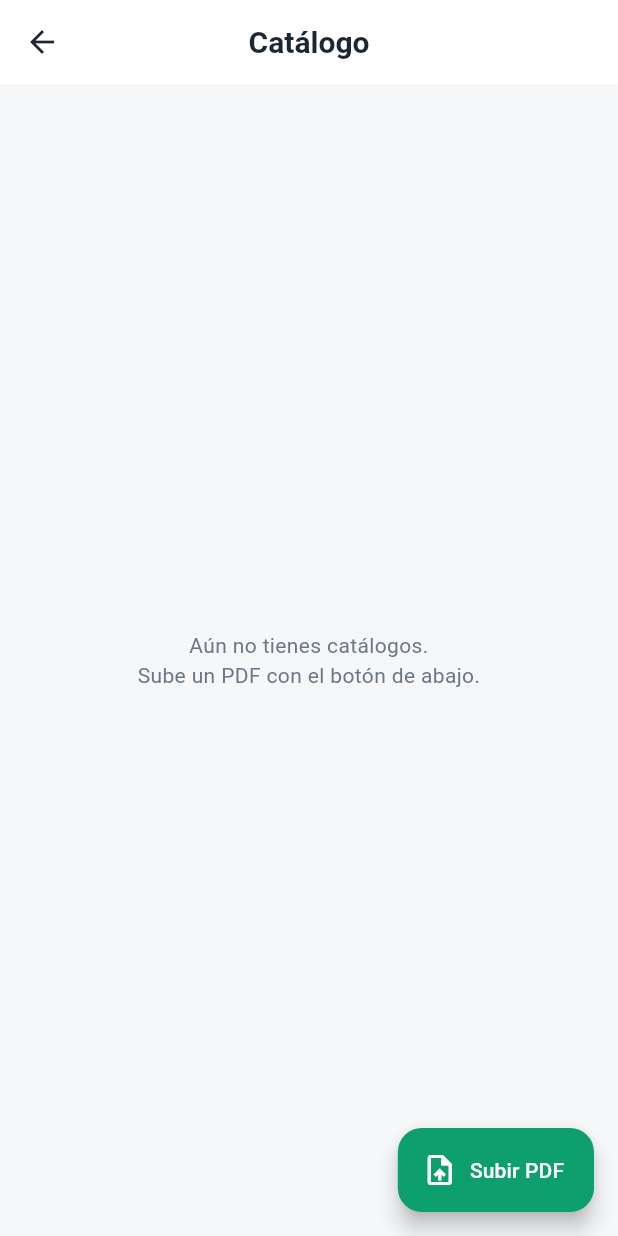
After one commit to sgallon-ux/stocklet, a Flutter app: the PantallaCatalogo screen opened directly, after a tap on "Subir PDF", on a phone screen of 412 x 824 dp. The commit adds this screen. Run offline on Flutter 3.47's test engine with Material 3 defaults, Android fonts, the phone set to English and light mode, and no system bars; our stand-ins replace cloud_firestore, country_picker, file_picker, firebase_auth, firebase_core, firebase_storage and 2 more; missing offline and left inert: currency_picker; accounts and stored records are empty; generated files the repository leaves out were written again.

Commit message:
Diseño de la pantalla de Catálogo y acceso a firebase_storage para subir documentos en catálogo

```diff
--- /dev/null
+++ b/lib/models/catalogo.dart
@@ -0,0 +1,32 @@
+import 'package:cloud_firestore/cloud_firestore.dart';
+
+class Catalogo {
+  String id;
+  String nombre;
+  String url;  // enlace de descarga para abrir el PDF
+  String path; // ruta en Storage, para poder borrarlo
+  DateTime fecha;
+
+  Catalogo({
+    required this.id,
+    required this.nombre,
+    required this.url,
+    required this.path,
+    required this.fecha,
+  });
+
+  Map<String, dynamic> toMap() => {
+        'nombre': nombre,
+        'url': url,
+        'path': path,
+        'fecha': Timestamp.fromDate(fecha),
+      };
+
+  factory Catalogo.fromMap(String id, Map<String, dynamic> map) => Catalogo(
+        id: id,
+        nombre: map['nombre'] as String,
+        url: map['url'] as String,
+        path: (map['path'] as String?) ?? '',
+        fecha: (map['fecha'] as Timestamp).toDate(),
+      );
+}
--- /dev/null
+++ b/lib/pantallas/catalogo.dart
@@ -0,0 +1,200 @@
+import 'package:flutter/material.dart';
+import 'package:provider/provider.dart';
+import 'package:file_picker/file_picker.dart';
+import 'package:url_launcher/url_launcher.dart';
+import '../datos_app.dart';
+import '../models/catalogo.dart';
+import '../tema.dart';
+
+class PantallaCatalogo extends StatefulWidget {
+  const PantallaCatalogo({super.key});
+
+  @override
+  State<PantallaCatalogo> createState() => _PantallaCatalogoState();
+}
+
+class _PantallaCatalogoState extends State<PantallaCatalogo> {
+  bool subiendo = false;
+
+  void _aviso(String t) {
+    if (!mounted) return;
+    ScaffoldMessenger.of(context).showSnackBar(SnackBar(content: Text(t)));
+  }
+
+  Future<String?> _pedirNombre(String sugerido) async {
+    final ctrl = TextEditingController(text: sugerido);
+    final r = await showDialog<String>(
+      context: context,
+      builder: (dc) => AlertDialog(
+        title: const Text('Nombre del catálogo'),
+        content: TextField(
+          controller: ctrl,
+          autofocus: true,
+          textCapitalization: TextCapitalization.sentences,
+          decoration: const InputDecoration(labelText: 'Nombre'),
+        ),
+        actions: [
+          TextButton(
+              onPressed: () => Navigator.pop(dc),
+              child: const Text('Cancelar')),
+          ElevatedButton(
+            onPressed: () {
+              final n = ctrl.text.trim();
+              if (n.isNotEmpty) Navigator.pop(dc, n);
+            },
+            child: const Text('Subir'),
+          ),
+        ],
+      ),
+    );
+    ctrl.dispose();
+    return r;
+  }
+
+  Future<void> _subir() async {
+    final result = await FilePicker.pickFiles(
+      type: FileType.custom,
+      allowedExtensions: ['pdf'],
+      withData: true,
+    );
+    if (result == null || !mounted) return;
+    final archivo = result.files.first;
+    final bytes = archivo.bytes;
+    if (bytes == null) {
+      _aviso('No se pudo leer el archivo.');
+      return;
+    }
+    if (archivo.size > 15 * 1024 * 1024) {
+      _aviso('El archivo supera el límite de 15 MB.');
+      return;
+    }
+    final sugerido =
+        archivo.name.replaceAll('.pdf', '').replaceAll('.PDF', '');
+    final nombre = await _pedirNombre(sugerido);
+    if (nombre == null || !mounted) return;
+
+    setState(() => subiendo = true);
+    try {
+      await context.read<DatosApp>().agregarCatalogo(
+            nombre: nombre,
+            bytes: bytes,
+            nombreArchivo: archivo.name,
+          );
+    } catch (e) {
+      _aviso('No se pudo subir el catálogo. Intenta de nuevo.');
+    } finally {
+      if (mounted) setState(() => subiendo = false);
+    }
+  }
+
+  Future<void> _abrir(Catalogo c) async {
+    final ok = await launchUrl(Uri.parse(c.url),
+        mode: LaunchMode.externalApplication);
+    if (!ok) _aviso('No se pudo abrir el catálogo.');
+  }
+
+  void _confirmarEliminar(Catalogo c) {
+    showDialog(
+      context: context,
+      builder: (dc) => AlertDialog(
+        title: const Text('Eliminar catálogo'),
+        content: Text('¿Eliminar "${c.nombre}"? El archivo PDF se borrará.'),
+        actions: [
+          TextButton(
+              onPressed: () => Navigator.pop(dc),
+              child: const Text('Cancelar')),
+          TextButton(
+            onPressed: () async {
+              Navigator.pop(dc);
+              try {
+                await context.read<DatosApp>().eliminarCatalogo(c);
+              } catch (e) {
+                _aviso('No se pudo eliminar.');
+              }
+            },
+            child: const Text('Eliminar'),
+          ),
+        ],
+      ),
+    );
+  }
+
+  @override
+  Widget build(BuildContext context) {
+    return Scaffold(
+      appBar: AppBar(title: const Text('Catálogo')),
+      floatingActionButton: FloatingActionButton.extended(
+        onPressed: subiendo ? null : _subir,
+        icon: subiendo
+            ? const SizedBox(
+                height: 18,
+                width: 18,
+                child: CircularProgressIndicator(
+                    strokeWidth: 2, color: Colors.white))
+            : const Icon(Icons.upload_file),
+        label: Text(subiendo ? 'Subiendo...' : 'Subir PDF'),
+      ),
+      body: Consumer<DatosApp>(
+        builder: (context, datos, child) {
+          final catalogos = [...datos.catalogos]
+            ..sort((a, b) => b.fecha.compareTo(a.fecha));
+
+          if (catalogos.isEmpty) {
+            return const Center(
+              child: Padding(
+                padding: EdgeInsets.all(32),
+                child: Text(
+                    'Aún no tienes catálogos.\nSube un PDF con el botón de abajo.',
+                    textAlign: TextAlign.center,
+                    style: TextStyle(color: AppColores.textoSuave)),
+              ),
+            );
+          }
+
+          return ListView(
+            padding: const EdgeInsets.all(16),
+            children: catalogos.map((c) {
+              return Card(
+                clipBehavior: Clip.antiAlias,
+                child: ListTile(
+                  onTap: () => _abrir(c),
+                  leading: Container(
+                    height: 44,
+                    width: 44,
+                    alignment: Alignment.center,
+                    decoration: BoxDecoration(
+                      color: AppColores.rojo.withValues(alpha: 0.10),
+                      borderRadius: BorderRadius.circular(12),
+                    ),
+                    child: const Icon(Icons.picture_as_pdf,
+                        color: AppColores.rojo),
+                  ),
+                  title: Text(c.nombre,
+                      maxLines: 1,
+                      overflow: TextOverflow.ellipsis,
+                      style: const TextStyle(
+                          fontWeight: FontWeight.bold,
+                          color: AppColores.texto)),
+                  subtitle: Text('${c.fecha.day}/${c.fecha.month}/${c.fecha.year}'),
+                  trailing: PopupMenuButton<String>(
+                    onSelected: (op) {
+                      if (op == 'abrir') {
+                        _abrir(c);
+                      } else if (op == 'eliminar') {
+                        _confirmarEliminar(c);
+                      }
+                    },
+                    itemBuilder: (_) => const [
+                      PopupMenuItem(value: 'abrir', child: Text('Abrir')),
+                      PopupMenuItem(value: 'eliminar', child: Text('Eliminar')),
+                    ],
+                  ),
+                ),
+              );
+            }).toList(),
+          );
+        },
+      ),
+    );
+  }
+}
--- a/lib/pantallas/crear_hub.dart
+++ b/lib/pantallas/crear_hub.dart
@@ -3,8 +3,8 @@ import '../tema.dart';
 import 'inventario.dart';
 import 'productos.dart';
 import 'pedidos.dart';
-import 'proximamente.dart';
 import 'recetas.dart';
+import 'catalogo.dart';
 
 class CrearHub extends StatelessWidget {
   const CrearHub({super.key});
@@ -52,7 +52,7 @@ class CrearHub extends StatelessWidget {
           _item(context, Icons.menu_book_outlined, 'Recetas',
               'Guías de preparación paso a paso', const PantallaRecetas()),
           _item(context, Icons.picture_as_pdf_outlined, 'Catálogo',
-              'Tus catálogos en PDF', const PantallaProximamente('Catálogo')),
+              'Tus catálogos en PDF', const PantallaCatalogo()),
         ],
       ),
     );
--- a/pubspec.yaml
+++ b/pubspec.yaml
@@ -45,6 +45,9 @@ dependencies:
   flutter_localizations:
     sdk: flutter
   shared_preferences: ^2.5.5
+  firebase_storage: ^13.4.3
+  file_picker: ^11.0.2
+  url_launcher: ^6.3.2
 
 dev_dependencies:
   flutter_test:
```
Also changed, not shown: lib/datos_app.dart (+39 -0 lines), pubspec.lock, 5 other files.
